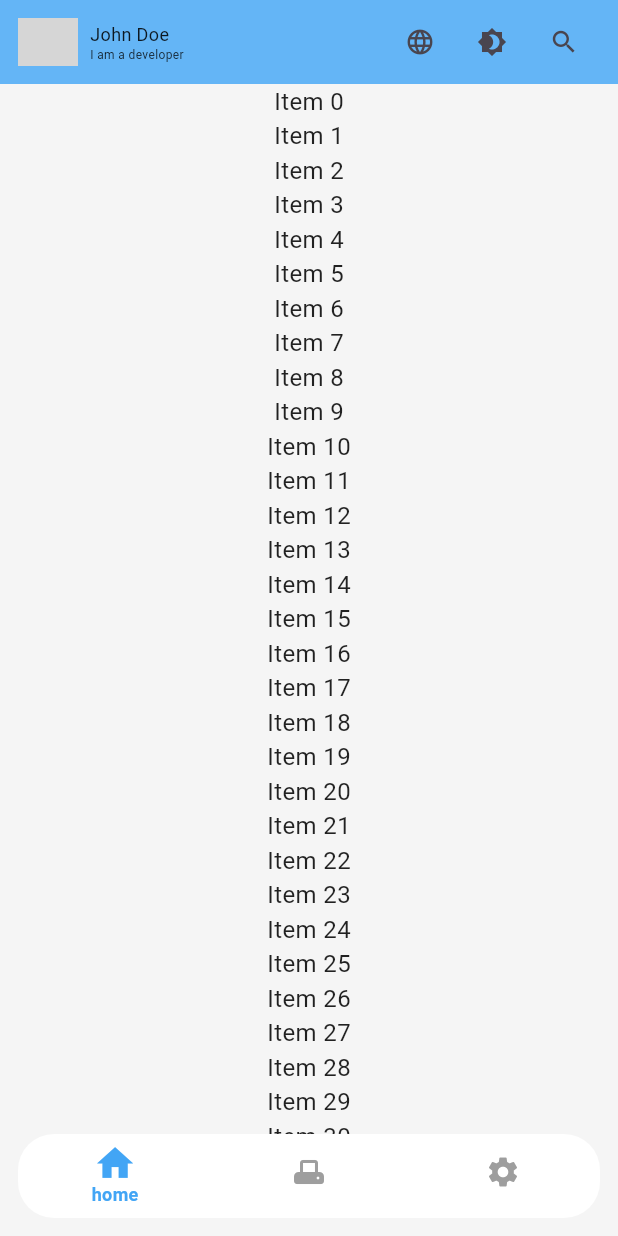
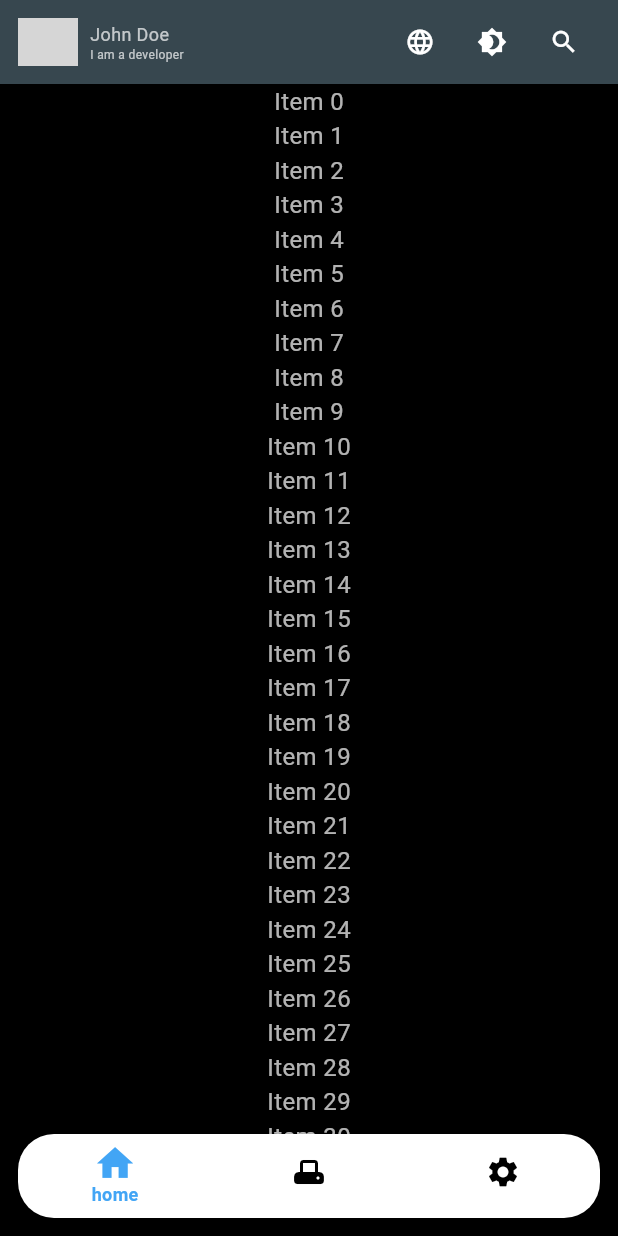
Before and after one commit to abinzhao/flutterAPP, a Flutter app: the screen it shows after launch, after a tap on the "brightness 4" icon, on a phone screen of 412 x 824 dp. Run offline on Flutter 3.47's test engine with Material 3 defaults, Android fonts, the phone set to English and light mode, and no system bars; our stand-ins replace easy_localization, go_router, shared_preferences; network calls fail; grey boxes are pictures that could not be loaded.

Commit message:
feat(ui):增加主题切换

```diff
--- a/lib/components/AdaptiveHeader/index.dart
+++ b/lib/components/AdaptiveHeader/index.dart
@@ -2,6 +2,7 @@ import 'package:flutter/material.dart';
 import 'package:go_router/go_router.dart';
 
 import '../../utils/locale.dart';
+import '../../themes/utils.dart';
 
 /// 自适应头部组件
 class AdaptiveHeader extends StatelessWidget implements PreferredSizeWidget {
@@ -90,15 +91,15 @@ class AdaptiveHeader extends StatelessWidget implements PreferredSizeWidget {
                     padding: const EdgeInsets.symmetric(horizontal: 4),
                     iconSize: 20.0,
                     icon: const Icon(Icons.language),
+                    /// 设置语言
                     onPressed: () => LocaleUtils.setLocale(context),
                   ),
                   IconButton(
                     padding: const EdgeInsets.symmetric(horizontal: 4),
                     iconSize: 20.0,
                     icon: const Icon(Icons.brightness_4),
-                    onPressed: () {
-                      // 处理主题切换的逻辑
-                    },
+                    /// 切换主题
+                    onPressed: () => ThemeUtils.toggleTheme(context),
                   ),
                   IconButton(
                     padding: const EdgeInsets.symmetric(horizontal: 4),
--- a/lib/main.dart
+++ b/lib/main.dart
@@ -1,3 +1,6 @@
+// ignore_for_file: unrelated_type_equality_checks
+
+import 'package:code_app/themes/utils.dart';
 import 'package:easy_localization/easy_localization.dart';
 import 'package:flutter/material.dart';
 import 'package:provider/provider.dart';
@@ -30,12 +33,14 @@ class MainApp extends StatelessWidget {
 
   @override
   Widget build(BuildContext context) {
+    final String themeValue = context.watch<Counter>().themeValue;
+
     return MaterialApp.router(
       localizationsDelegates: context.localizationDelegates,
       supportedLocales: context.supportedLocales,
       locale: context.locale,
       debugShowCheckedModeBanner: false,
-      theme: AppTheme.lightTheme,
+      theme: themeValue == 'light' ? AppTheme.lightTheme : AppTheme.darkTheme,
       routerConfig: router,
     );
   }
--- a/lib/modules/change_notifier.dart
+++ b/lib/modules/change_notifier.dart
@@ -2,11 +2,18 @@ import 'package:flutter/foundation.dart';
 
 class Counter with ChangeNotifier, DiagnosticableTreeMixin {
   int _bottomNavBarIndex = 0;
+  String _themeValue = 'light';
 
   int get bottomNavBarIndex => _bottomNavBarIndex;
+  String get themeValue => _themeValue;
 
   void onChangeBottomNavBarIndex(index) {
     _bottomNavBarIndex = index;
     notifyListeners();
   }
+
+  void onChangeThemeValue(value) {
+    _themeValue = value;
+    notifyListeners();
+  }
 }
--- a/lib/themes/theme.dart
+++ b/lib/themes/theme.dart
@@ -26,6 +26,11 @@ class AppTheme {
       selectedLabelStyle:
           TextStyle(color: Colors.blue[400], fontWeight: FontWeight.w600),
     ),
+      iconButtonTheme: IconButtonThemeData(
+        style: ButtonStyle(
+          iconColor: WidgetStateProperty.all(Colors.white70),
+        ),
+      )
   );
 
   static final darkTheme = ThemeData(
@@ -45,9 +50,14 @@ class AppTheme {
     bottomNavigationBarTheme: BottomNavigationBarThemeData(
       backgroundColor: Colors.black,
       selectedItemColor: Colors.blue[400],
-      unselectedItemColor: Colors.white,
+        unselectedItemColor: Colors.black,
       selectedLabelStyle:
           TextStyle(color: Colors.blue[400], fontWeight: FontWeight.w600),
     ),
+      iconButtonTheme: IconButtonThemeData(
+        style: ButtonStyle(
+          iconColor: WidgetStateProperty.all(Colors.white),
+        ),
+      )
   );
 }
--- a/lib/themes/utils.dart
+++ b/lib/themes/utils.dart
@@ -1,32 +1,45 @@
+import 'package:flutter/foundation.dart';
 import 'package:flutter/material.dart';
+import 'package:provider/provider.dart';
 import 'package:shared_preferences/shared_preferences.dart';
+import '../modules/change_notifier.dart';
 import './theme.dart';
 
+
+Map<String, String> appThemeTypes = {
+  'light': 'light',
+  'dark': 'dark',
+};
 class ThemeUtils {
   static const String themeKey = 'current_theme';
 
-  static Future<ThemeData> getCurrentTheme() async {
+  static Future<String?> getCurrentTheme() async {
     SharedPreferences prefs = await SharedPreferences.getInstance();
     String themeName = prefs.getString(themeKey) ?? 'light';
 
     if (themeName == 'light') {
-      return AppTheme.lightTheme;
+      return appThemeTypes['light'];
     } else {
-      return AppTheme.darkTheme;
+      return appThemeTypes['dark'];
     }
   }
 
-  static Future<void> setCurrentTheme(String themeName) async {
+  static Future<void> setCurrentTheme(
+      String themeName, BuildContext context) async {
     SharedPreferences prefs = await SharedPreferences.getInstance();
     prefs.setString(themeKey, themeName);
+    context.read<Counter>().onChangeThemeValue(themeName);
   }
 
-  static Future<void> toggleTheme() async {
-    ThemeData currentTheme = await getCurrentTheme();
-    if (currentTheme == AppTheme.lightTheme) {
-      await setCurrentTheme('dark');
+  static Future<void> toggleTheme(BuildContext context) async {
+    dynamic currentTheme = await getCurrentTheme();
+    if (!context.mounted) {
+      return;
+    }
+    if (currentTheme == appThemeTypes['light']) {
+      await setCurrentTheme('dark', context);
     } else {
-      await setCurrentTheme('light');
+      await setCurrentTheme('light', context);
     }
   }
 }
```
